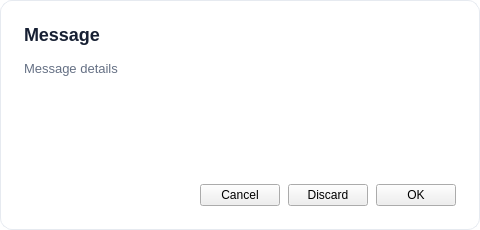
The window that styleeditor/dialogs/stylemessagepopup.ui (daonvshu/qt-animated-widgets) describes before a commit, drawn with Qt 5.
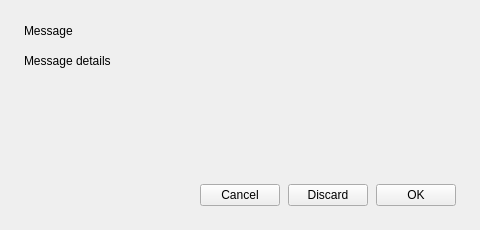
The same window after the commit. Custom widgets are drawn as their Qt base class.

Commit message: feat: add light and dark editor themes

What changed in the file:
```diff
--- a/styleeditor/dialogs/stylemessagepopup.ui
+++ b/styleeditor/dialogs/stylemessagepopup.ui
@@ -5,20 +5,37 @@
   <property name="geometry"><rect><x>0</x><y>0</y><width>480</width><height>230</height></rect></property>
   <property name="minimumSize"><size><width>440</width><height>200</height></size></property>
   <property name="styleSheet">
-   <string notr="true">QWidget#StyleMessagePopup { background: #ffffff; border: 1px solid #e6eaf0; border-radius: 12px; }
-QLabel { color: #172033; background: transparent; }
-QLabel#titleLabel { font-size: 18px; font-weight: 700; }
-QLabel#messageLabel { color: #657084; font-size: 13px; }
-animatedwidgets--FilledButton[editorControl="true"] {
-    min-height: 36px; min-width: 72px;
-    qproperty-backgroundNormal: #5b67f1; qproperty-backgroundHover: #6975fa;
-    qproperty-contentNormal: #ffffff; qproperty-cornerRadius: 9; qproperty-animateContentColor: true;
+   <string notr="true">QWidget#StyleMessagePopup[editorControl=&quot;true&quot;] {
+    border-width: 1px;
+    border-style: solid;
+    border-radius: 12px;
 }
-animatedwidgets--OutlineButton[editorControl="true"] {
-    min-height: 36px; min-width: 72px;
-    qproperty-borderNormal: #d7dde8; qproperty-borderHover: #5b67f1;
-    qproperty-contentNormal: #172033; qproperty-contentHover: #5b67f1;
-    qproperty-cornerRadius: 9; qproperty-animateContentColor: true;
+
+#StyleMessagePopup[editorControl=&quot;true&quot;] QLabel[editorControl=&quot;true&quot;] {
+    background: transparent;
+}
+
+#StyleMessagePopup[editorControl=&quot;true&quot;] QLabel#titleLabel[editorControl=&quot;true&quot;] {
+    font-size: 18px;
+    font-weight: 700;
+}
+
+#StyleMessagePopup[editorControl=&quot;true&quot;] QLabel#messageLabel[editorControl=&quot;true&quot;] {
+    font-size: 13px;
+}
+
+#StyleMessagePopup[editorControl=&quot;true&quot;] animatedwidgets--FilledButton[editorControl=&quot;true&quot;] {
+    min-height: 36px;
+    min-width: 72px;
+    qproperty-cornerRadius: 9;
+    qproperty-animateContentColor: true;
+}
+
+#StyleMessagePopup[editorControl=&quot;true&quot;] animatedwidgets--OutlineButton[editorControl=&quot;true&quot;] {
+    min-height: 36px;
+    min-width: 72px;
+    qproperty-cornerRadius: 9;
+    qproperty-animateContentColor: true;
 }</string>
   </property>
   <layout class="QVBoxLayout" name="dialogLayout">
```
Left out of the diff: 7 changed lines with no effect on the pictures. The commit also changes 59 other files.
